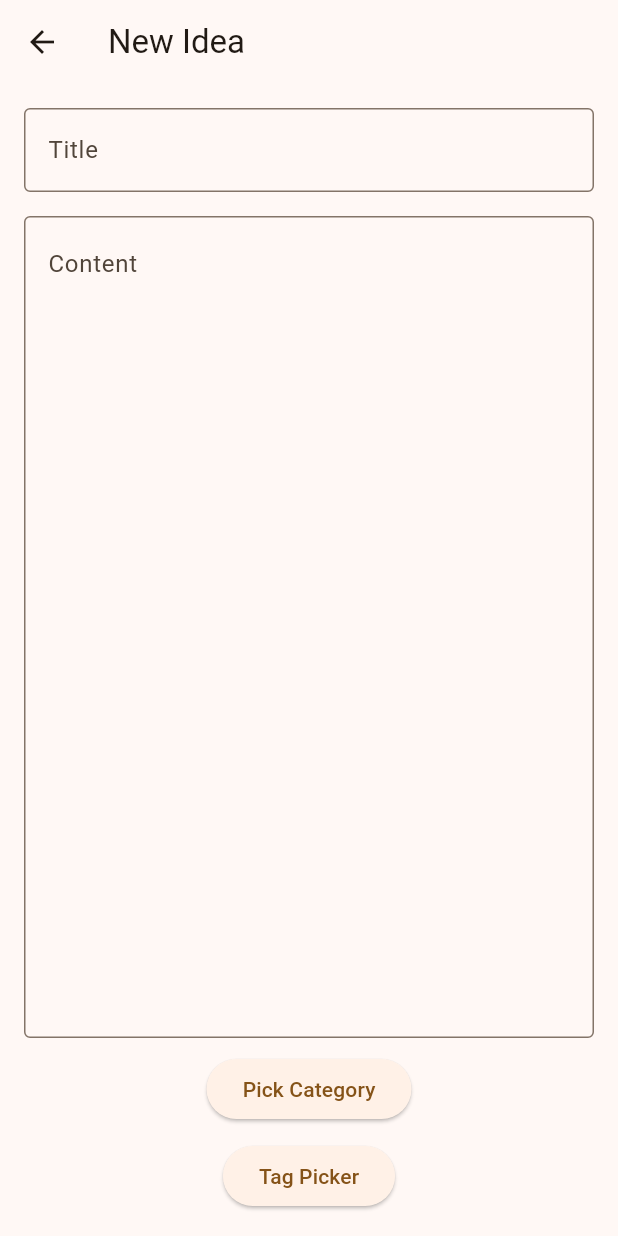
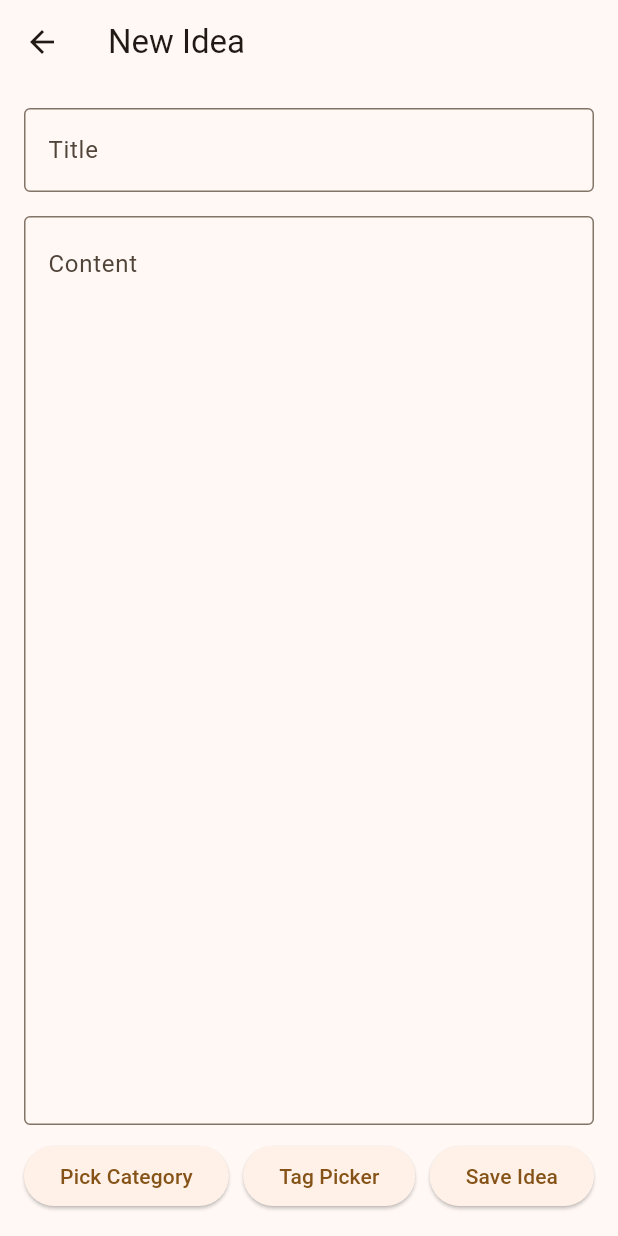
Before and after one commit to Veeqy/ideavault, a Flutter app: the screen it shows after launch, after a tap on the "add" icon, on a phone screen of 412 x 824 dp. Run offline on Flutter 3.47's test engine with Material 3 defaults, Android fonts, the phone set to English and light mode, and no system bars; our stand-ins replace flutter_riverpod, go_router.

Commit message:
feat: Implement full local CRUD with Riverpod

```diff
--- a/lib/core/routing/app_route_names.dart
+++ b/lib/core/routing/app_route_names.dart
@@ -1,5 +1,5 @@
 class AppRouteNames {
-  static const String home = 'home';
+  static const String HomeScreen = 'home';
   static const String newIdea = 'new-idea';
   static const String about = 'about';
   static const String editIdea = 'edit-idea';
--- a/lib/core/routing/app_router.dart
+++ b/lib/core/routing/app_router.dart
@@ -28,7 +28,7 @@ final appRouter = GoRouter(
           routes: [
             GoRoute(
               path: '/ideas',
-              name: AppRouteNames.home,
+              name: AppRouteNames.HomeScreen,
               builder: (context, state) => const HomeScreen(),
             ),
           ],
--- /dev/null
+++ b/lib/features/ideas/application/ideas_notifier.dart
@@ -0,0 +1,58 @@
+import 'package:flutter_riverpod/legacy.dart';
+import 'package:ideavault/features/ideas/domain/idea.dart';
+
+class IdeasNotifier extends StateNotifier<List<Idea>> {
+
+  IdeasNotifier()
+    : super([]);
+
+  /// Adds a new Idea to the state list.
+  ///
+  /// Generates a unique id based on the current timestamp, constructs an
+  /// Idea object with the provided title and content, and appends it to the
+  /// existing state list.
+  void addIdea({required String title, required String content}) {
+    // Create a new Idea with a simple timestamp-based unique id.
+    final newIdea = Idea(
+      id: DateTime.now().millisecondsSinceEpoch.toString(),
+      title: title,
+      content: content,
+    );
+
+    // Append the new idea to the existing state list immutably.
+    state = [...state, newIdea];
+  }
+
+  /// Updates an existing Idea in the state list.
+  ///
+  /// Finds the idea by [id]. If not found, returns early. Otherwise creates a
+  /// copy of the idea with any provided non-null [title] and/or [content],
+  /// replaces the original in a new list (immutably) and assigns it to state.
+  void updateIdea(String id, {String? title, String? content}) {
+    // Locate the index of the idea to update.
+    final ideaIndex = state.indexWhere((i) => i.id == id);
+    if (ideaIndex == -1) return; // Nothing to do if the idea doesn't exist.
+
+    // Get the existing idea and create an updated copy using copyWith.
+    final existingIdea = state[ideaIndex];
+    final updatedIdea = existingIdea.copyWith(
+      title: title ?? existingIdea.title,
+      content: content ?? existingIdea.content,
+    );
+
+    // Replace the item in a new list to keep state updates immutable.
+    final updatedIdeas = List<Idea>.from(state);
+    updatedIdeas[ideaIndex] = updatedIdea;
+
+    // Update the state with the modified list.
+    state = updatedIdeas;
+  }
+
+  void deleteIdea(String id) {
+    state = state.where((idea) => idea.id != id).toList();
+  }
+}
+
+final ideasProvider = StateNotifierProvider<IdeasNotifier, List<Idea>>((ref) {
+  return IdeasNotifier();
+});
--- /dev/null
+++ b/lib/features/ideas/domain/idea.dart
@@ -0,0 +1,29 @@
+class Idea {
+  final String id;
+  final String title;
+  final String content;
+  final String? category;
+  final List<String> tags;
+  dynamic copyWith({
+    String? title,
+    String? content,
+    String? category,
+    List<String>? tags,
+  }) {
+    return Idea(
+      id: id,
+      title: title ?? this.title,
+      content: content ?? this.content,
+      category: category ?? this.category,
+      tags: tags ?? this.tags,
+    );
+  }
+
+  Idea({
+    required this.id,
+    required this.title,
+    required this.content,
+    this.category,
+    this.tags = const [], // Default to an empty list for safety
+  });
+}
--- a/lib/features/ideas/presentation/screens/add_edit_idea_screen.dart
+++ b/lib/features/ideas/presentation/screens/add_edit_idea_screen.dart
@@ -1,38 +1,44 @@
 import 'package:flutter/material.dart';
 import 'package:go_router/go_router.dart';
 import 'package:ideavault/core/routing/app_route_names.dart';
+import 'package:flutter_riverpod/flutter_riverpod.dart';
+import 'package:ideavault/features/ideas/application/ideas_notifier.dart';
 
-class AddEditIdeaScreen extends StatefulWidget {
+class AddEditIdeaScreen extends ConsumerStatefulWidget {
   final String? ideaId;
 
   const AddEditIdeaScreen({super.key, this.ideaId});
 
   @override
-  State<AddEditIdeaScreen> createState() => _AddEditIdeaScreenState();
+  ConsumerState<AddEditIdeaScreen> createState() => _AddEditIdeaScreenState();
 }
 
-class _AddEditIdeaScreenState extends State<AddEditIdeaScreen> {
+class _AddEditIdeaScreenState extends ConsumerState<AddEditIdeaScreen> {
   final _titleController = TextEditingController();
   final _contentController = TextEditingController();
   String? _selectedCategory;
+  bool isEditing = false;
+
+// bool get editing => widget.ideaId != null;
+
+  @override
+  void initState() {
+    super.initState();
+    if (widget.ideaId != null) {
+      isEditing = true;
+      _titleController.text = 'This is an existing idea';
+      _contentController.text =
+          'Here are the details of the idea I am editing.';
+    } else {
+      isEditing = false;
+    }
+  }
 
   @override
   void dispose() {
     _titleController.dispose();
     _contentController.dispose();
     super.dispose();
-  }
-
-  bool get isEditing => widget.ideaId != null;
-
-  @override
-  void initState() {
-    super.initState();
-    if (isEditing) {
-      _titleController.text = 'This is an existing idea';
-      _contentController.text =
-          'Here are the details of the idea I am editing.';
-    }
   }
 
   @override
@@ -65,6 +71,9 @@ class _AddEditIdeaScreenState extends State<AddEditIdeaScreen> {
               ),
             ),
             SizedBox(height: 10.0),
+            Row(
+              mainAxisAlignment: MainAxisAlignment.spaceBetween,
+              children: [
                 ElevatedButton(
                   onPressed: () async {
                     final result = await context.pushNamed(
@@ -87,12 +96,25 @@ class _AddEditIdeaScreenState extends State<AddEditIdeaScreen> {
                       style: const TextStyle(fontWeight: FontWeight.bold),
                     ),
                   ),
-            SizedBox(height: 10.0),
                 ElevatedButton(
                   onPressed: () {
                     context.pushNamed(AppRouteNames.tagPicker);
                   },
                   child: const Text('Tag Picker'),
+                ),
+                ElevatedButton(
+                  onPressed: () {
+                    final title = _titleController.text;
+                    final content = _contentController.text;
+                     if (title.isNotEmpty && content.isNotEmpty) {
+                      final ideaProvider = ref.read(ideasProvider.notifier);
+                      ideaProvider.addIdea(title: title, content: content);
+                    }
+                    context.pop(AppRouteNames.HomeScreen);
+                  },
+                  child: const Text('Save Idea'),
+                ),
+              ],
             ),
           ],
         ),
--- a/lib/features/ideas/presentation/screens/home_screen.dart
+++ b/lib/features/ideas/presentation/screens/home_screen.dart
@@ -1,12 +1,15 @@
 import 'package:flutter/material.dart';
+import 'package:flutter_riverpod/flutter_riverpod.dart';
 import 'package:ideavault/core/routing/app_route_names.dart';
+import 'package:ideavault/features/ideas/application/ideas_notifier.dart';
 import 'package:ideavault/features/ideas/presentation/widgets/idea_card.dart';
 import 'package:go_router/go_router.dart';
-class HomeScreen extends StatelessWidget {
+
+class HomeScreen extends ConsumerWidget {
   const HomeScreen({super.key});
-
   @override
-  Widget build(BuildContext context) {
+  Widget build(BuildContext context, WidgetRef ref) {
+    final ideas = ref.watch(ideasProvider);
     return Scaffold(
       appBar: AppBar(
         backgroundColor: Colors.orange,
@@ -15,28 +18,31 @@ class HomeScreen extends StatelessWidget {
           IconButton(
             icon: const Icon(Icons.info_outline),
             onPressed: () {
-             context.pushNamed(AppRouteNames.about);
+              context.pushNamed(AppRouteNames.about);
             },
-          )
+          ),
         ],
       ),
       body: ListView(
         padding: EdgeInsets.all(16.0),
-        children: [
-          const IdeaCard(
-            title: 'My Great App Idea',
-            content: 'A detailed description of my fantastic app idea...',
-          ),
-          SizedBox(height: 16.0),
-          IdeaCard(
-            title: 'Another Brilliant Idea',
-            content: 'This idea is even better than the last one...',
-          ),
-        ],
+        children: ideas.isEmpty
+        ?[
+                const SizedBox(height: 40),
+                const Center(child: Text('No ideas yet. Tap + to add one.')),
+              ]
+            : ideas
+                .map((idea) => Padding(
+                      padding: const EdgeInsets.only(bottom: 12.0),
+                      child: IdeaCard(
+                        title: idea.title,
+                        content: idea.content,
+                      ),
+                    ))
+                .toList(),
       ),
       floatingActionButton: FloatingActionButton(
-        onPressed: (){
-            context.push('/new-idea');
+        onPressed: () {
+          context.push('/new-idea');
         },
         child: const Icon(Icons.add),
       ),
--- a/lib/features/ideas/presentation/widgets/idea_card.dart
+++ b/lib/features/ideas/presentation/widgets/idea_card.dart
@@ -11,7 +11,7 @@ class IdeaCard extends StatelessWidget {
   const IdeaCard({super.key, required this.title, required this.content});
 
   @override
-  Widget build(BuildContext context) {
+  Widget build(BuildContext context,) {
     return InkWell(
       onTap: () {
         context.pushNamed(AppRouteNames.editIdea, pathParameters: {'id': '123'});
--- a/lib/main.dart
+++ b/lib/main.dart
@@ -1,9 +1,10 @@
 import 'package:flutter/material.dart';
+import 'package:flutter_riverpod/flutter_riverpod.dart';
 import 'package:ideavault/core/routing/app_router.dart';
 
 
 void main() {
-  runApp(const MyApp());
+  runApp(const ProviderScope(child: MyApp()));
 }
 
 class MyApp extends StatelessWidget {
--- a/pubspec.yaml
+++ b/pubspec.yaml
@@ -35,6 +35,7 @@ dependencies:
   # Use with the CupertinoIcons class for iOS style icons.
   cupertino_icons: ^1.0.8
   go_router: ^16.2.4
+  flutter_riverpod: ^3.0.3
   # multiselect: ^0.1.1
 
 dev_dependencies:
```
Also changed, not shown: pubspec.lock. Lines whose indentation alone changed are shown as unchanged.
